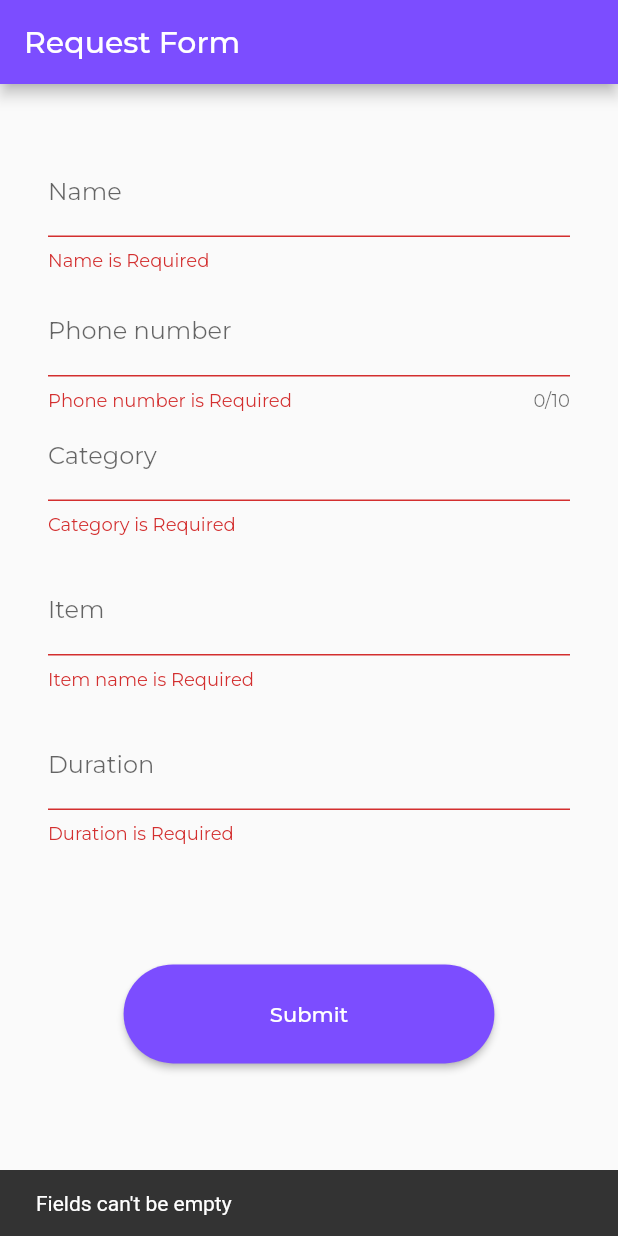
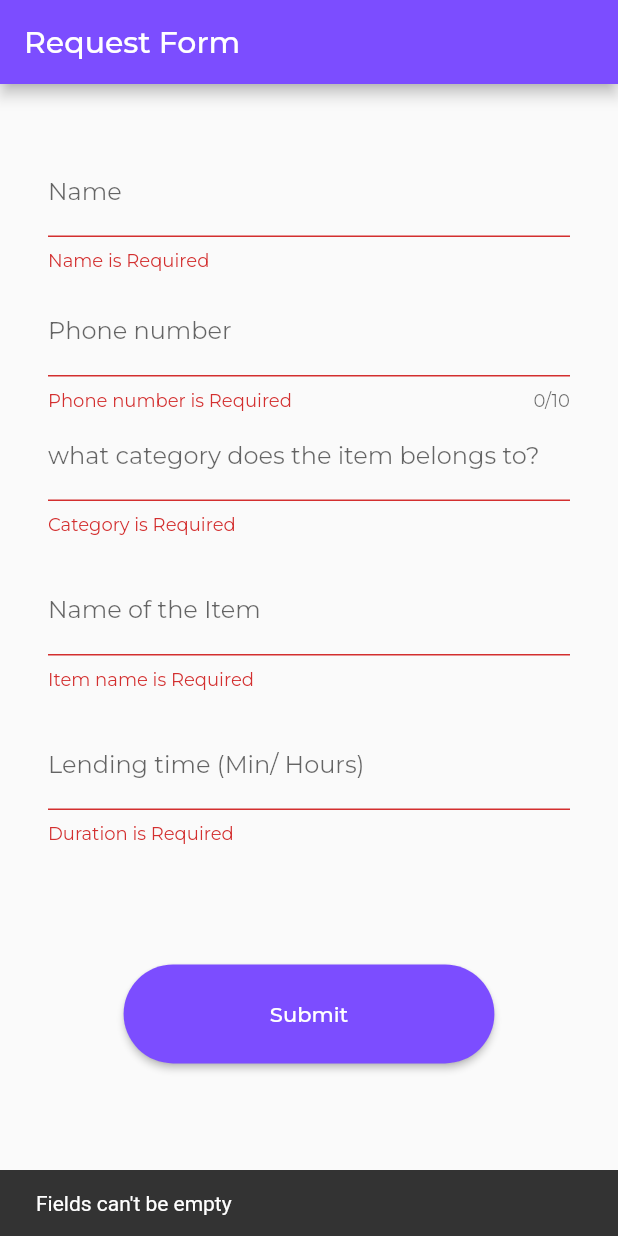
Before and after one commit to pravinn19/quickaid, a Flutter app: the screen it shows after launch, after a tap on "Submit", on a phone screen of 412 x 824 dp. Run offline on Flutter 3.47's test engine with Material 2 defaults, Android fonts, the phone set to English and light mode, and no system bars; our stand-ins replace cloud_firestore, firebase_auth, firebase_core, google_fonts; accounts and stored records are empty.

Commit message:
minor updates

```diff
--- a/lib/request_form.dart
+++ b/lib/request_form.dart
@@ -30,17 +30,16 @@ class _RequestformState extends State<Requestform> {
         "Server": FieldValue.serverTimestamp(),
         "ID": FieldValue.increment(1)
       });
+      // _controllerName.clear();
+      // _controllerNumber.clear();
+      // _controllerCategory.clear();
+      // _controllerItem.clear();
+      // _controllerDuration.clear();
     } else {
       ScaffoldMessenger.of(context).showSnackBar(SnackBar(
         content: Text("Fields can't be empty"),
       ));
     }
-
-    _controllerName.clear();
-    _controllerNumber.clear();
-    _controllerCategory.clear();
-    _controllerItem.clear();
-    _controllerDuration.clear();
   }
 
   String? _Name;
@@ -91,7 +90,8 @@ class _RequestformState extends State<Requestform> {
       padding: const EdgeInsets.only(bottom: 10),
       child: TextFormField(
         controller: _controllerCategory,
-        decoration: InputDecoration(labelText: 'Category'),
+        decoration: InputDecoration(
+            labelText: 'what category does the item belongs to?'),
         validator: (String? Value) {
           if (Value!.isEmpty) {
             return 'Category is Required';
@@ -109,7 +109,7 @@ class _RequestformState extends State<Requestform> {
       padding: const EdgeInsets.symmetric(vertical: 10),
       child: TextFormField(
         controller: _controllerItem,
-        decoration: InputDecoration(labelText: 'Item'),
+        decoration: InputDecoration(labelText: 'Name of the Item'),
         validator: (String? Value) {
           if (Value!.isEmpty) {
             return 'Item name is Required';
@@ -127,7 +127,7 @@ class _RequestformState extends State<Requestform> {
       padding: const EdgeInsets.symmetric(vertical: 10),
       child: TextFormField(
         controller: _controllerDuration,
-        decoration: InputDecoration(labelText: 'Duration'),
+        decoration: InputDecoration(labelText: 'Lending time (Min/ Hours)'),
         keyboardType: TextInputType.number,
         validator: (String? Value) {
           if (Value!.isEmpty) {
```
